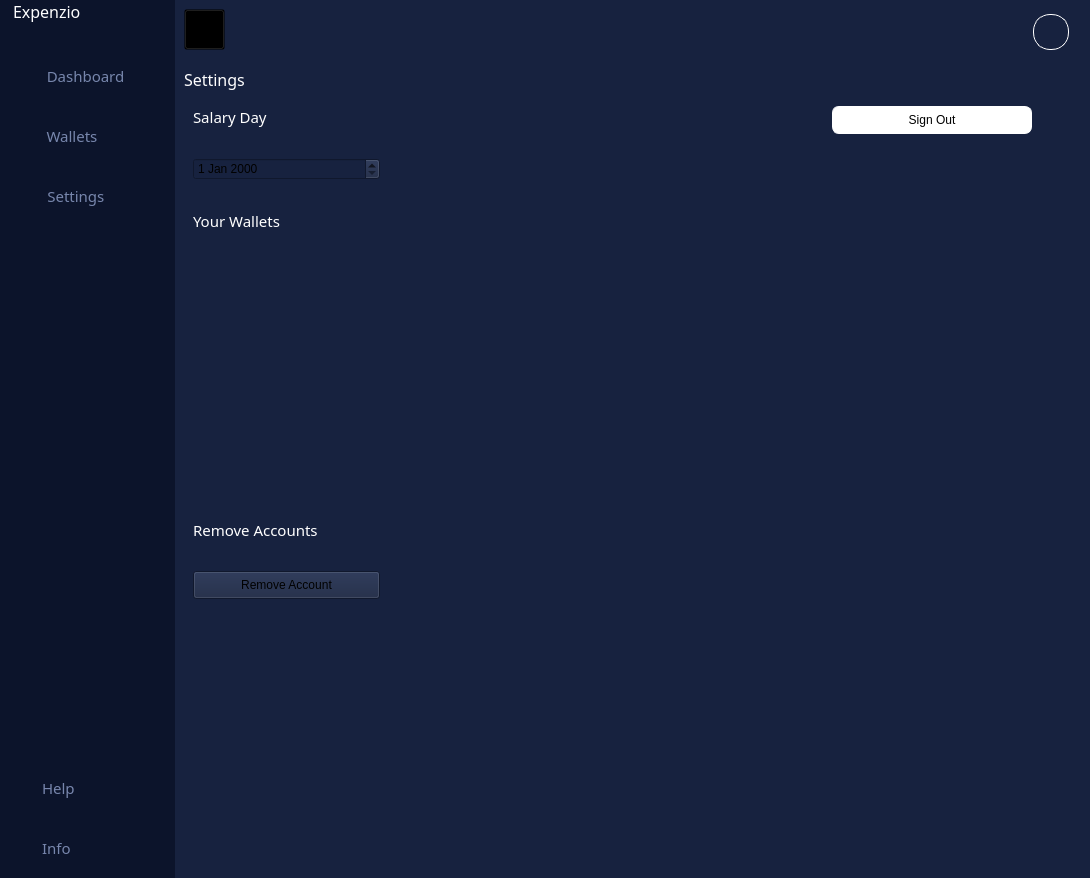
Qt form HOMEWINDOW.ui (v4sud3v/MINI-PROJECT) before a commit.
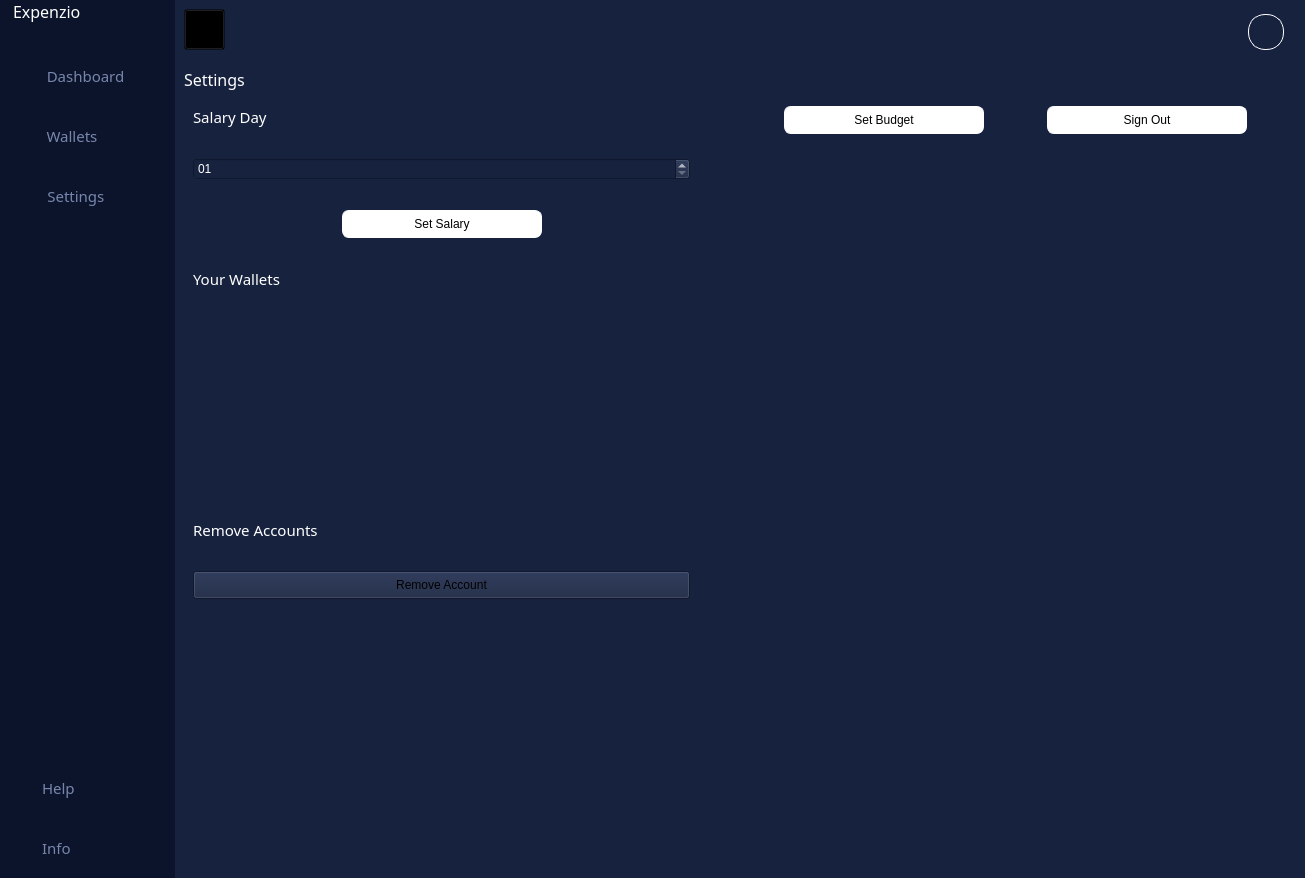
The same form after that commit. The open tabs and pages were chosen to show the change. Icons and pictures are not drawn.

Commit message: added set budget and sign out

```diff
--- a/HOMEWINDOW.ui
+++ b/HOMEWINDOW.ui
@@ -6,7 +6,7 @@
    <rect>
     <x>0</x>
     <y>0</y>
-    <width>1090</width>
+    <width>1305</width>
     <height>878</height>
    </rect>
   </property>
@@ -2898,7 +2898,81 @@
                  </layout>
                 </item>
                 <item>
-                 <widget class="QDateEdit" name="dateEdit"/>
+                 <widget class="QDateEdit" name="dateEdit">
+                  <property name="styleSheet">
+                   <string notr="true">color:rgb(255, 255, 255)</string>
+                  </property>
+                  <property name="displayFormat">
+                   <string>dd</string>
+                  </property>
+                 </widget>
+                </item>
+                <item>
+                 <layout class="QHBoxLayout" name="horizontalLayout_24">
+                  <item>
+                   <spacer name="horizontalSpacer_5">
+                    <property name="orientation">
+                     <enum>Qt::Horizontal</enum>
+                    </property>
+                    <property name="sizeHint" stdset="0">
+                     <size>
+                      <width>40</width>
+                      <height>20</height>
+                     </size>
+                    </property>
+                   </spacer>
+                  </item>
+                  <item>
+                   <widget class="QPushButton" name="signout_2">
+                    <property name="sizePolicy">
+                     <sizepolicy hsizetype="Maximum" vsizetype="Fixed">
+                      <horstretch>0</horstretch>
+                      <verstretch>0</verstretch>
+                     </sizepolicy>
+                    </property>
+                    <property name="minimumSize">
+                     <size>
+                      <width>200</width>
+                      <height>28</height>
+                     </size>
+                    </property>
+                    <property name="styleSheet">
+                     <string notr="true">QPushButton{
+	border: 1px solid;
+	border-color:#fff;
+	border-radius: 7px;
+	
+	color: rgb(0, 0, 0);
+	
+	background-color: rgb(255, 255, 255);
+	
+	font: 75 8pt &quot;Century Gothic&quot;;
+}
+QPushButton:hover{
+color:rgb(22, 201, 236);
+border-color:rgb(22, 201, 236);
+}
+</string>
+                    </property>
+                    <property name="text">
+                     <string>Set Salary</string>
+                    </property>
+                   </widget>
+                  </item>
+                  <item>
+                   <spacer name="horizontalSpacer_18">
+                    <property name="orientation">
+                     <enum>Qt::Horizontal</enum>
+                    </property>
+                    <property name="sizeHint" stdset="0">
+                     <size>
+                      <width>40</width>
+                      <height>20</height>
+                     </size>
+                    </property>
+                   </spacer>
+                  </item>
+                 </layout>
                 </item>
                 <item>
                  <layout class="QHBoxLayout" name="horizontalLayout_14">
@@ -3049,17 +3123,70 @@
                  <layout class="QVBoxLayout" name="verticalLayout_3">
                   <item>
                    <layout class="QHBoxLayout" name="horizontalLayout_16">
+                    <item>
+                     <spacer name="horizontalSpacer_19">
+                      <property name="orientation">
+                       <enum>Qt::Horizontal</enum>
+                      </property>
+                      <property name="sizeType">
+                       <enum>QSizePolicy::Preferred</enum>
+                      </property>
+                      <property name="sizeHint" stdset="0">
+                       <size>
+                        <width>59</width>
+                        <height>20</height>
+                       </size>
+                      </property>
+                     </spacer>
+                    </item>
+                    <item>
+                     <widget class="QPushButton" name="signout_3">
+                      <property name="sizePolicy">
+                       <sizepolicy hsizetype="Maximum" vsizetype="Fixed">
+                        <horstretch>0</horstretch>
+                        <verstretch>0</verstretch>
+                       </sizepolicy>
+                      </property>
+                      <property name="minimumSize">
+                       <size>
+                        <width>200</width>
+                        <height>28</height>
+                       </size>
+                      </property>
+                      <property name="styleSheet">
+                       <string notr="true">QPushButton{
+	border: 1px solid;
+	border-color:#fff;
+	border-radius: 7px;
+	
+	color: rgb(0, 0, 0);
+	
+	background-color: rgb(255, 255, 255);
+	
+	font: 75 8pt &quot;Century Gothic&quot;;
+}
+QPushButton:hover{
+color:rgb(22, 201, 236);
+border-color:rgb(22, 201, 236);
+}
+</string>
+                      </property>
+                      <property name="text">
+                       <string>Set Budget</string>
+                      </property>
+                     </widget>
+                    </item>
                     <item>
                      <spacer name="horizontalSpacer_13">
                       <property name="orientation">
                        <enum>Qt::Horizontal</enum>
                       </property>
                       <property name="sizeType">
-                       <enum>QSizePolicy::Expanding</enum>
+                       <enum>QSizePolicy::Preferred</enum>
                       </property>
                       <property name="sizeHint" stdset="0">
                        <size>
-                        <width>417</width>
+                        <width>57</width>
                         <height>20</height>
                        </size>
                       </property>
```
Left out of the diff: 23 changed lines with no effect on the pictures.
